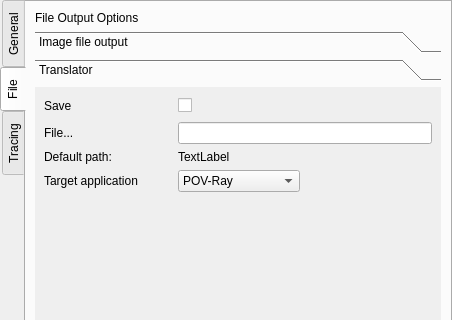
Above: QChromosome/tabwidget.ui from Michalaq/ChromosomeVisualizer before the change; both pictures show x 0 to 452 and y 0 to 320 of the 452 by 553 pixel window. Below: the same form after it.
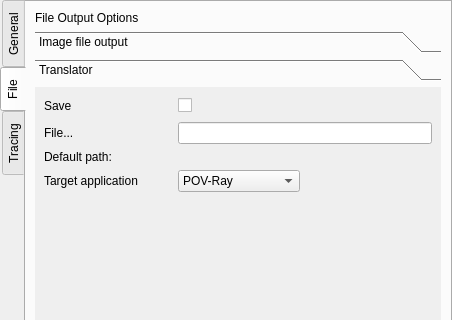
That is the form after the change. The open tabs and pages were chosen to show the change. Icons and pictures are not drawn. Custom widgets are drawn as their Qt base class.

Commit message: Removed unused property

Patch:
```diff
--- a/QChromosome/tabwidget.ui
+++ b/QChromosome/tabwidget.ui
@@ -652,8 +652,8 @@
         <rect>
          <x>0</x>
          <y>0</y>
-         <width>280</width>
-         <height>120</height>
+         <width>406</width>
+         <height>455</height>
         </rect>
        </property>
        <attribute name="label">
@@ -661,11 +661,7 @@
        </attribute>
        <layout class="QGridLayout" name="gridLayout_3">
         <item row="3" column="1" colspan="2">
-         <widget class="QLabel" name="label_12">
-          <property name="text">
-           <string>TextLabel</string>
-          </property>
-         </widget>
+         <widget class="QLabel" name="label_12"/>
         </item>
         <item row="0" column="2">
          <spacer name="horizontalSpacer_3">
```
Left out of the diff: 18 changed lines with no effect on the pictures.
